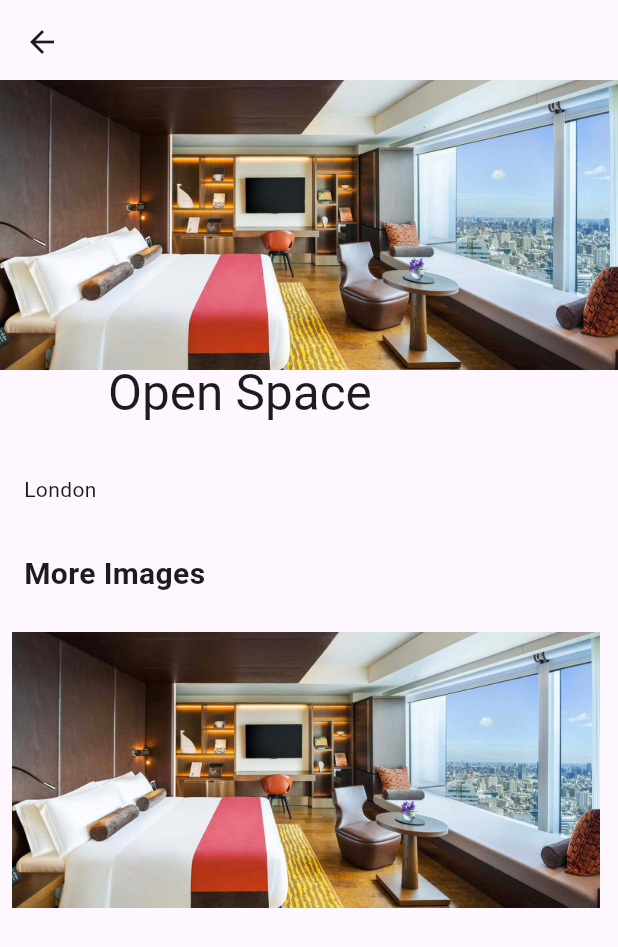
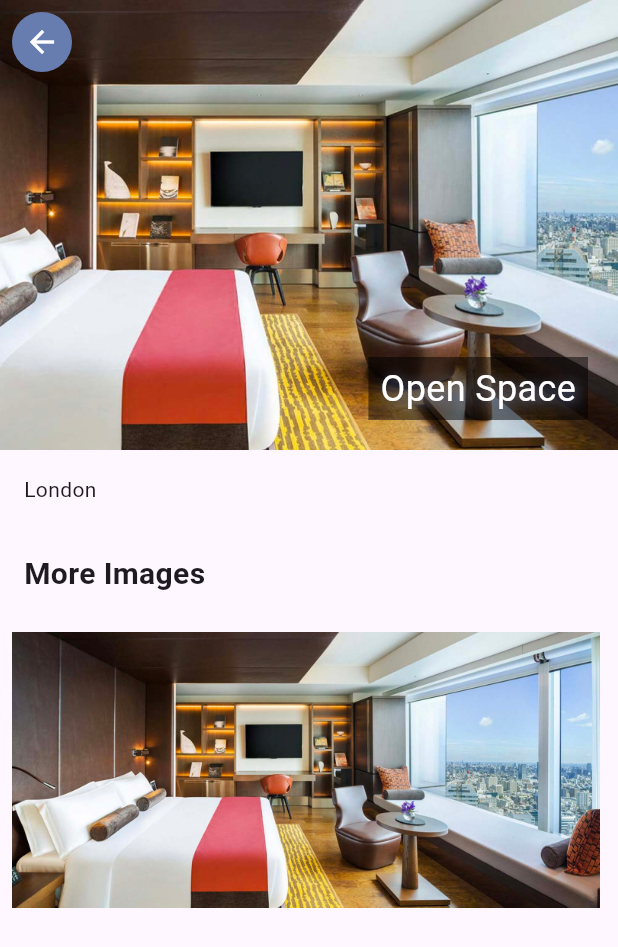
Before and after one commit to Bolutife-6978/Ticket_App, a Flutter app: the HotelDetail screen opened by its route, on a phone screen of 412 x 824 dp. Shown: the top 947 px of the screen. Run offline on Flutter 3.47's test engine with Material 3 defaults, Android fonts, the phone set to English and light mode, and no system bars; our stand-ins replace barcode_widget, fluentui_icons.

Commit message:
Hotel details

```diff
--- a/lib/screens/hotel_detail.dart
+++ b/lib/screens/hotel_detail.dart
@@ -1,22 +1,21 @@
 import 'package:flutter/material.dart';
+import 'package:ticket_app/base/res/styles/app_styles.dart';
 import 'package:ticket_app/base/utils/app_json.dart';
 
 class HotelDetail extends StatefulWidget {
   const HotelDetail({super.key});
-
 
   @override
   State<HotelDetail> createState() => _HotelDetailState();
 }
 
 class _HotelDetailState extends State<HotelDetail> {
-
-  late int hotelIndex=0;
+  late int hotelIndex = 0;
 
   @override
   void didChangeDependencies() {
-    if(ModalRoute.of(context)!.settings.arguments!=null){
-      var args =ModalRoute.of(context)!.settings.arguments as Map;
+    if (ModalRoute.of(context)!.settings.arguments != null) {
+      var args = ModalRoute.of(context)!.settings.arguments as Map;
       hotelIndex = args["index"];
     }
     super.didChangeDependencies();
@@ -30,14 +29,56 @@ class _HotelDetailState extends State<HotelDetail> {
           SliverAppBar(
             expandedHeight: 300.0,
             floating: false,
+            pinned: true,
+            leading: Padding(
+              padding: const EdgeInsets.all(8.0),
+              child: GestureDetector(
+                onTap: () {
+                  Navigator.pop(context);
+                },
+                child: Container(
+                  decoration: BoxDecoration(
+                      shape: BoxShape.circle, color: AppStyles.primaryColor),
+                  child: const Icon(
+                    Icons.arrow_back,
+                    color: Colors.white,
+                  ),
+                ),
+              ),
+            ),
             flexibleSpace: FlexibleSpaceBar(
-              background: Image.asset("assets/images/${hotelList[hotelIndex]['image']}"),
-              title: Text(hotelList[hotelIndex]["place"]) ,
+              background: Stack(
+                children: [
+                  Positioned.fill(
+                    child: Image.asset(
+                      "assets/images/${hotelList[hotelIndex]['image']}",
+                      fit: BoxFit.cover,
+                    ),
+                  ),
+                  Positioned(
+                    bottom: 20,
+                    right: 20,
+                    child:  Container(
+                      padding: const EdgeInsets.symmetric(horizontal: 8,vertical: 4),
+                      color: Colors.black.withOpacity(0.5),
+                      child: Text(
+                      hotelList[hotelIndex]["place"],
+                      style:  TextStyle(color: Colors.white,fontSize: 24,shadows: [
+                        Shadow(
+                          blurRadius: 10.0,
+                          color: AppStyles.primaryColor,
+                          offset: Offset(2.0, 2.0)
+                        )
+                      ]),
+                                        ),
+                    ),)
+                ],
+              ),
             ),
           ),
           SliverList(
               delegate: SliverChildListDelegate([
-             Padding(
+            Padding(
               padding: const EdgeInsets.all(16.0),
               child: Text(hotelList[hotelIndex]["destination"]),
             ),
@@ -50,12 +91,13 @@ class _HotelDetailState extends State<HotelDetail> {
             Container(
               height: 200.0,
               child: ListView.builder(
-                scrollDirection: Axis.horizontal,
+                  scrollDirection: Axis.horizontal,
                   itemCount: 10,
                   itemBuilder: (context, index) {
                     return Container(
                         margin: EdgeInsets.all(8),
-                        child: Image.asset("assets/images/${hotelList[hotelIndex]['image']}"));
+                        child: Image.asset(
+                            "assets/images/${hotelList[hotelIndex]['image']}"));
                   }),
             )
           ]))
```
